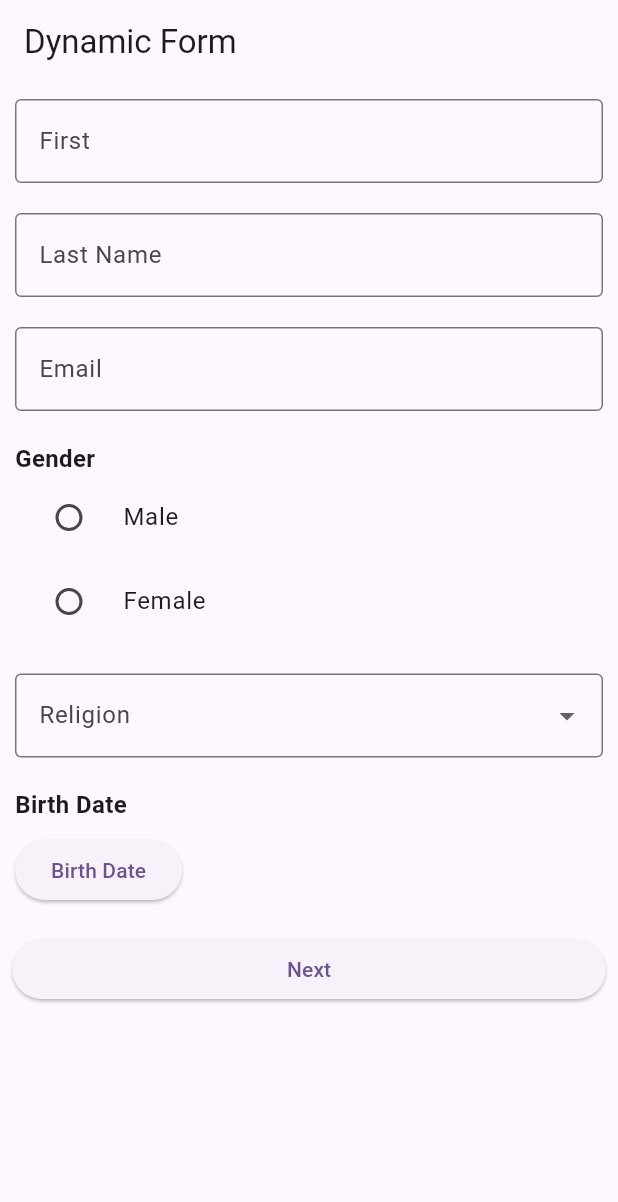
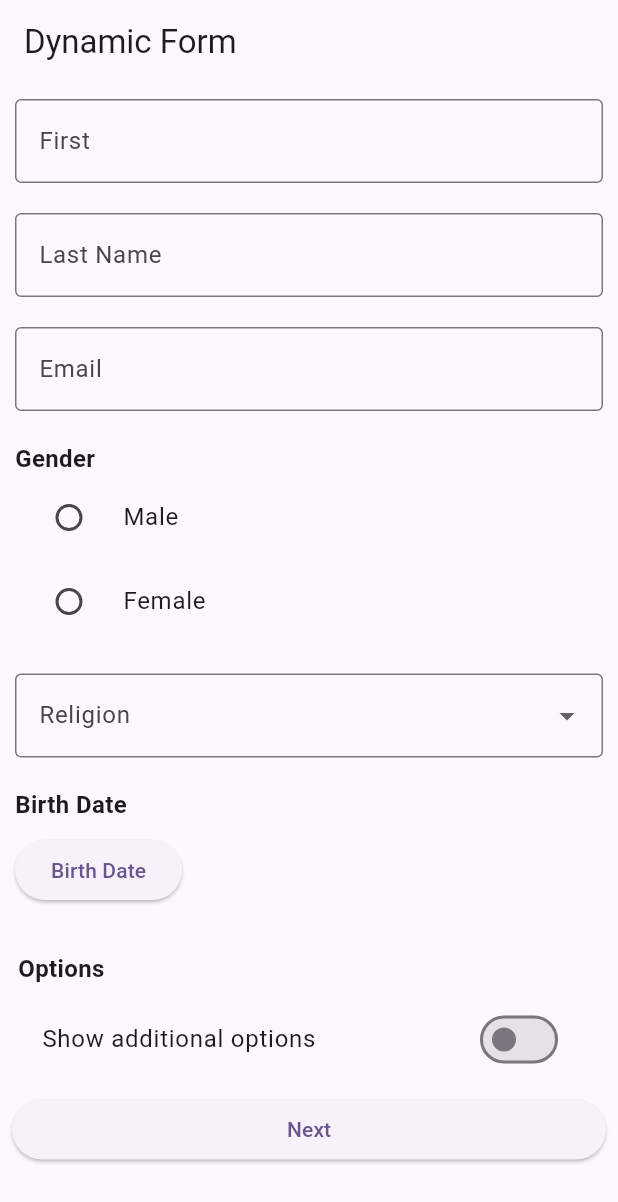
Before and after one commit to yousefobeid/List_dynamic, a Flutter app: the screen it shows after launch, on a phone screen of 412 x 824 dp. Shown: the top 1202 px of the screen. Run offline on Flutter 3.47's test engine with Material 3 defaults, Android fonts, the light colour scheme and no system bars; our stand-ins replace bloc, cloud_firestore, equatable, firebase_core, flutter_bloc; accounts and stored records are empty.

Commit message:
Add Feature Options It is an addition of options such as the phone number and city, and it appears when I click on it

```diff
--- a/list_dynamic/lib/bloc/form_event.dart
+++ b/list_dynamic/lib/bloc/form_event.dart
@@ -43,3 +43,10 @@ class ResetFormEvent extends FormEvent {
   @override
   List<Object?> get props => [];
 }
+
+class ToggleOptionEvent extends FormEvent {
+  final bool showOption;
+  const ToggleOptionEvent({this.showOption = false});
+  @override
+  List<Object?> get props => [showOption];
+}
--- a/list_dynamic/lib/bloc/form_state.dart
+++ b/list_dynamic/lib/bloc/form_state.dart
@@ -21,7 +21,7 @@ class FormLoaded extends ForumState {
   final String? religion;
   final String? selectedGender;
   final Map<String, String> fields;
-
+  final bool isOptionEnabled;
   const FormLoaded({
     required this.formElements,
     this.selectedYear,
@@ -30,9 +30,9 @@ class FormLoaded extends ForumState {
     this.religion,
     this.selectedGender,
     required this.fields,
+    this.isOptionEnabled = false,
   });
 
-  // Factory method to create FormLoaded from JSON
   factory FormLoaded.fromJson(Map<String, dynamic> json) {
     return FormLoaded(
       formElements:
@@ -48,6 +48,7 @@ class FormLoaded extends ForumState {
           json['fields'] != null
               ? Map<String, String>.from(json['fields'])
               : {},
+      isOptionEnabled: json['isOptionEnabled'] ?? false,
     );
   }
 
@@ -60,6 +61,7 @@ class FormLoaded extends ForumState {
     String? religion,
     List<FormElementModel>? formElements,
     Map<String, String>? fields,
+    bool? isOptionEnabled,
   }) {
     return FormLoaded(
       formElements: formElements ?? this.formElements,
@@ -69,6 +71,7 @@ class FormLoaded extends ForumState {
       religion: religion ?? this.religion,
       selectedGender: selectedGender ?? this.selectedGender,
       fields: fields ?? this.fields,
+      isOptionEnabled: isOptionEnabled ?? this.isOptionEnabled,
     );
   }
 
@@ -81,5 +84,6 @@ class FormLoaded extends ForumState {
     religion,
     selectedGender,
     fields,
+    isOptionEnabled,
   ];
 }
--- a/list_dynamic/lib/model/form_element_model.dart
+++ b/list_dynamic/lib/model/form_element_model.dart
@@ -5,7 +5,9 @@ class FormElementModel {
   final String? hint;
   final List<Choose>? choose;
   final BirthDateOptions? chooseBirthDate;
-
+  final bool? required;
+  final int? maxLength;
+  final String? keyboardType;
   FormElementModel({
     required this.id,
     this.type,
@@ -13,6 +15,9 @@ class FormElementModel {
     this.hint,
     this.choose,
     this.chooseBirthDate,
+    this.required,
+    this.maxLength,
+    this.keyboardType,
   });
   //create a Dart object from JSON data.
   factory FormElementModel.fromJson(Map<String, dynamic> json) {
@@ -40,6 +45,9 @@ class FormElementModel {
       hint: json['hint'],
       choose: chooseList,
       chooseBirthDate: birthDateOptions,
+      required: json['required'],
+      maxLength: json['maxLength'],
+      keyboardType: json['keyboardType'],
     );
   }
 }
--- a/list_dynamic/lib/widget/build_form.dart
+++ b/list_dynamic/lib/widget/build_form.dart
@@ -15,6 +15,39 @@ Widget buildFormField(
   ValueNotifier<String?> selectedGender, {
   bool isReadOnly = false,
 }) {
+  if (!state.isOptionEnabled &&
+      (element.id == 'phoneNumber' || element.id == 'city')) {
+    return const SizedBox.shrink();
+  }
+  if (element.id == 'toggleOptions') {
+    return Padding(
+      padding: const EdgeInsets.symmetric(horizontal: 12.0),
+      child: Column(
+        crossAxisAlignment: CrossAxisAlignment.start,
+        children: [
+          const Padding(
+            padding: EdgeInsets.only(bottom: 8.0, top: 20),
+            child: Text(
+              'Options',
+              style: TextStyle(fontSize: 16, fontWeight: FontWeight.bold),
+            ),
+          ),
+          SwitchListTile.adaptive(
+            title: const Text('Show additional options'),
+            value: state.isOptionEnabled,
+            onChanged:
+                isReadOnly
+                    ? null
+                    : (value) {
+                      context.read<FormBloc>().add(
+                        ToggleOptionEvent(showOption: value),
+                      );
+                    },
+          ),
+        ],
+      ),
+    );
+  }
   switch (element.type) {
     case 'textField':
       return Padding(
@@ -64,9 +97,7 @@ Widget buildFormField(
                         return RadioListTile<String>(
                           title: Text(option.label),
                           value: option.value,
-                          // groupValue: state.selectedGender,
                           groupValue: selectedValue,
-
                           onChanged:
                               isReadOnly
                                   ? null
```
Also changed, not shown: list_dynamic/assets/form.json (+47 -34 lines), list_dynamic/lib/bloc/form_bloc.dart (+13 -0 lines).
